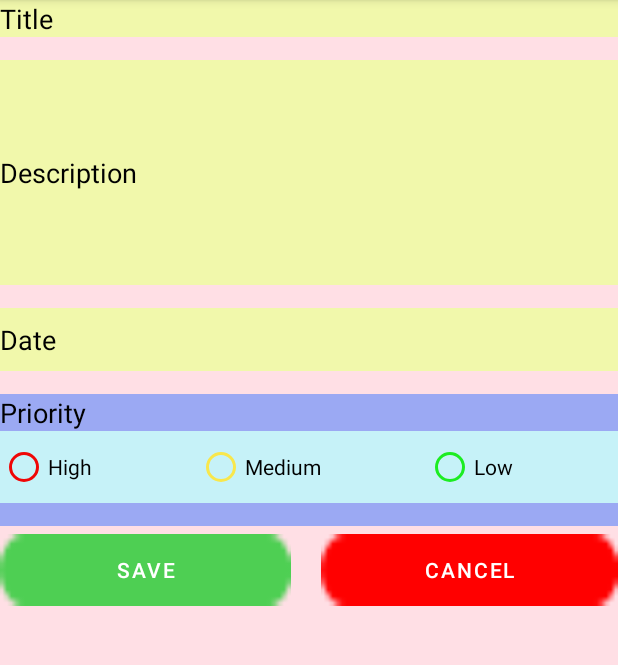
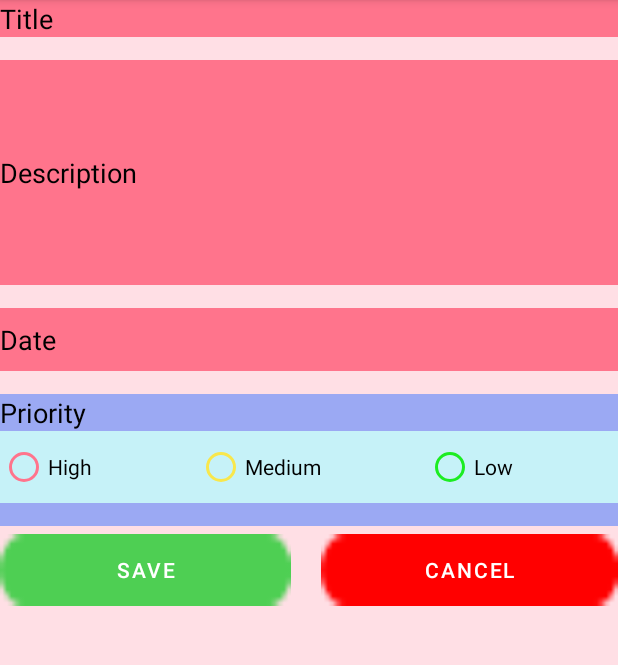
Before and after one commit to prakash123-art/Todolist-App, an Android app: the EditTodoFragment screen opened directly, with no data from a screen before it, on a phone screen of 412 x 824 dp, the part 84-749 px from its top. Run offline under Robolectric (Android 15) with nearby library versions, the phone set to English and light mode, and no system bars; our stand-ins replace Room's generated code.

Commit message:
Minor Changes

```diff
--- a/app/src/main/java/com/tbcmad/todoapp/LoginActivity.java
+++ b/app/src/main/java/com/tbcmad/todoapp/LoginActivity.java
@@ -25,7 +25,7 @@ public class LoginActivity extends AppCompatActivity {
             @Override
             public void onClick(View v) {
 
-                if(!userName.getText().toString().equals("pks")) {
+                if(!userName.getText().toString().equals("prakash")) {
                     userName.requestFocus();
                     userName.setError("Name is in-correct");
                     return;
--- a/app/src/main/res/layout/activity_login.xml
+++ b/app/src/main/res/layout/activity_login.xml
@@ -4,7 +4,7 @@
     xmlns:tools="http://schemas.android.com/tools"
     android:layout_width="match_parent"
     android:layout_height="match_parent"
-    android:background="@drawable/loginbg"
+    android:background="@drawable/loginback"
     tools:context=".LoginActivity">
 
     <TextView
@@ -48,7 +48,7 @@
         android:layout_marginBottom="179dp"
         android:background="@android:drawable/button_onoff_indicator_off"
         android:text="@string/btn_login"
-        app:backgroundTint="#DA6B90"
+        app:backgroundTint="#ff748c"
         app:icon="@drawable/ic_login"
         app:layout_constraintBottom_toBottomOf="parent"
         app:layout_constraintEnd_toEndOf="parent"
--- a/app/src/main/res/layout/fragment_edit_todo.xml
+++ b/app/src/main/res/layout/fragment_edit_todo.xml
@@ -17,7 +17,7 @@
         android:layout_width="match_parent"
         android:layout_height="wrap_content"
         android:layout_marginBottom="15dp"
-        android:background="#F1F8AB"
+        android:background="#ff748c"
         android:ems="10"
         android:hint="@string/edit_title"
         android:inputType="textPersonName"
@@ -30,7 +30,7 @@
         android:layout_height="wrap_content"
         android:layout_marginBottom="15dp"
         android:height="150dp"
-        android:background="#F1F8AB"
+        android:background="#ff748c"
         android:ems="10"
         android:hint="@string/edit_description"
         android:inputType="textMultiLine|textPersonName"
@@ -45,7 +45,7 @@
         android:layout_width="match_parent"
         android:layout_height="42dp"
         android:layout_marginBottom="15dp"
-        android:background="#F1F8AB"
+        android:background="#ff748c"
         android:ems="10"
         android:hint="@string/edit_date"
         android:inputType="textPersonName"
@@ -91,7 +91,7 @@
                         android:background="#C6F2F8"
                         android:text="@string/edit_high"
                         android:textColorHint="#000000"
-                        app:buttonTint="#EF0606" />
+                        app:buttonTint="#ff748c" />
 
                     <RadioButton
                         android:id="@+id/edit_fragment_rb_medium"
```
Also changed, not shown: app/src/main/res/drawable-v24/loginback.jpg (added), 20 other files.
